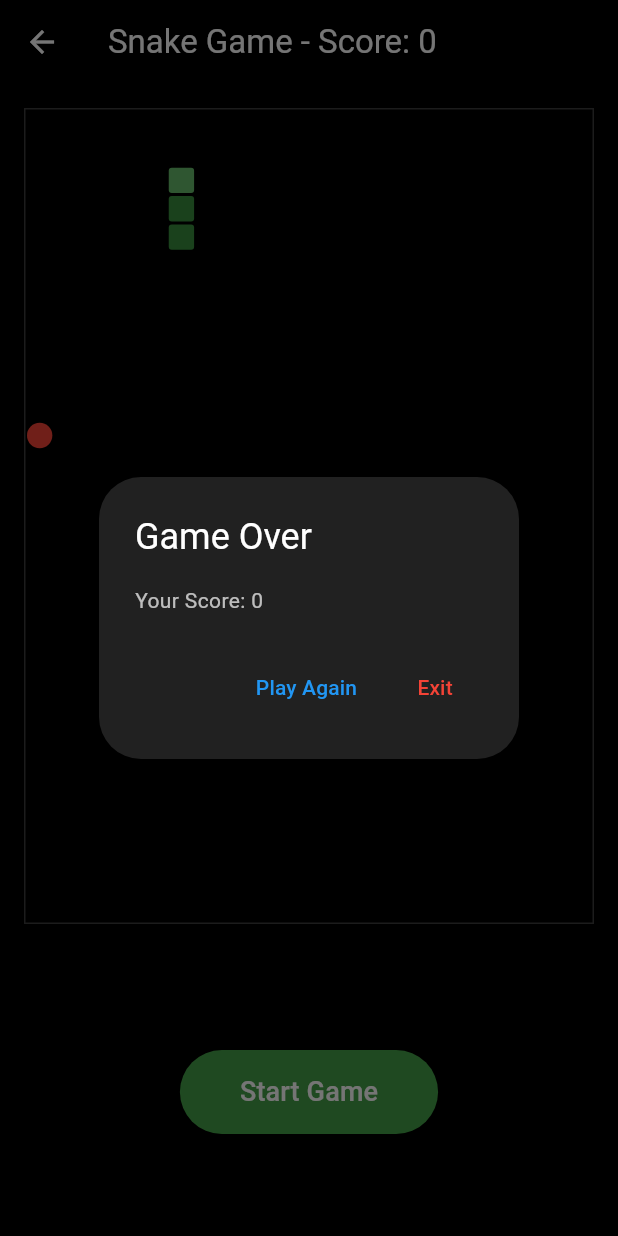
After one commit to ManikaDahal/Chess_FLutter-Python, a Flutter app: the SnakeGameScreen screen opened directly, after a tap on "Start Game", on a phone screen of 412 x 824 dp. The commit adds this screen. Run offline on Flutter 3.47's test engine with Material 3 defaults, Android fonts, the phone set to English and light mode, and no system bars; our stand-ins replace audioplayers, badges, cached_network_image, chewie, dio, firebase_core and 11 more; missing offline and left inert: flutter_foreground_task, flutter_ringtone_player, flutter_screen_recording, flutter_webrtc, record; accounts and stored records are empty; network calls fail.

Commit message:
Added snake game in app

```diff
--- a/lib/core/utils/route_const.dart
+++ b/lib/core/utils/route_const.dart
@@ -9,4 +9,5 @@ class Routes {
   static const profileRoute = "/profile";
   static const gameRoomRoute = "/gameRoom";
   static const selfChatRoute = "/selfChat";
+  static const snakeGameRoute = "/snakeGame";
 }
--- a/lib/core/utils/route_generator.dart
+++ b/lib/core/utils/route_generator.dart
@@ -10,6 +10,7 @@ import 'package:chess_game_manika/features/auth/presentation/screens/reset_passw
 import 'package:chess_game_manika/features/auth/presentation/screens/sign_up.dart';
 import 'package:chess_game_manika/features/chat/presentation/screens/self_chat_screen.dart';
 import 'package:chess_game_manika/features/game/presentation/screens/chess_board.dart';
+import 'package:chess_game_manika/features/snake_game/presentation/screens/snake_game_screen.dart';
 
 import 'package:flutter/material.dart';
 
@@ -78,6 +79,9 @@ class RouteGenerator {
       case Routes.selfChatRoute:
         return MaterialPageRoute(builder: (_) => const SelfChatScreen());
 
+      case Routes.snakeGameRoute:
+        return MaterialPageRoute(builder: (_) => const SnakeGameScreen());
+
       default:
         return MaterialPageRoute(
           builder: (_) => Scaffold(
--- a/lib/features/auth/presentation/screens/login.dart
+++ b/lib/features/auth/presentation/screens/login.dart
@@ -16,8 +16,6 @@ import 'package:flutter/cupertino.dart';
 import 'package:flutter/material.dart';
 import 'package:local_auth/local_auth.dart';
 import 'package:shared_preferences/shared_preferences.dart';
-import 'package:flutter/foundation.dart';
-import 'dart:io';
 
 class Login extends StatefulWidget {
   const Login({super.key});
@@ -341,13 +339,6 @@ class _LoginState extends State<Login> {
                 ],
               ),
               const SizedBox(height: 40),
-              if (!kIsWeb && (Platform.isAndroid || Platform.isIOS))
-                Center(
-                  child: TextButton(
-                    onPressed: () => throw StateError('Example Crash for Crashlytics'),
-                    child: const Text('Test Crash Logs (Crashlytics)', style: TextStyle(color: Colors.grey)),
-                  ),
-                ),
             ],
           ),
         ),
--- a/lib/features/profile/presentation/screens/profile_page.dart
+++ b/lib/features/profile/presentation/screens/profile_page.dart
@@ -139,6 +139,25 @@ class _ProfilePageState extends State<ProfilePage> {
                 },
               ),
             ),
+            Card(
+              elevation: 3,
+              shape: RoundedRectangleBorder(
+                borderRadius: BorderRadius.circular(12),
+              ),
+              margin: const EdgeInsets.symmetric(vertical: 10),
+              child: ListTile(
+                leading: const Icon(Icons.videogame_asset, color: Colors.green),
+                title: const Text(
+                  "Play Snake Game",
+                  style: TextStyle(fontSize: 18, fontWeight: FontWeight.w600),
+                ),
+                subtitle: const Text("Classic Grid Game"),
+                trailing: const Icon(Icons.arrow_forward_ios, size: 16),
+                onTap: () {
+                  RouteGenerator.navigateToPage(context, Routes.snakeGameRoute);
+                },
+              ),
+            ),
 
             const SizedBox(height: 20),
 
--- /dev/null
+++ b/lib/features/snake_game/presentation/screens/snake_game_screen.dart
@@ -0,0 +1,237 @@
+import 'dart:async';
+import 'dart:math';
+import 'package:flutter/material.dart';
+
+class SnakeGameScreen extends StatefulWidget {
+  const SnakeGameScreen({super.key});
+
+  @override
+  State<SnakeGameScreen> createState() => _SnakeGameScreenState();
+}
+
+enum Direction { up, down, left, right }
+
+class _SnakeGameScreenState extends State<SnakeGameScreen> {
+  // Game constants
+  static const int rowCount = 20;
+  static const int columnCount = 20;
+
+  // Game state
+  List<int> snake = [45, 65, 85];
+  int food = 300;
+  Direction direction = Direction.down;
+  bool isPlaying = false;
+  int score = 0;
+  Timer? gameTimer;
+
+  void startGame() {
+    isPlaying = true;
+    score = 0;
+    snake = [45, 65, 85];
+    direction = Direction.down;
+    generateFood();
+
+    gameTimer?.cancel();
+    gameTimer = Timer.periodic(const Duration(milliseconds: 200), (timer) {
+      updateGame();
+    });
+  }
+
+  void generateFood() {
+    food = Random().nextInt(rowCount * columnCount);
+    while (snake.contains(food)) {
+      food = Random().nextInt(rowCount * columnCount);
+    }
+  }
+
+  void updateGame() {
+    setState(() {
+      // Move snake
+      int nextHead = snake.first;
+      switch (direction) {
+        case Direction.up:
+          nextHead -= columnCount;
+          break;
+        case Direction.down:
+          nextHead += columnCount;
+          break;
+        case Direction.left:
+          if (nextHead % columnCount == 0) {
+            nextHead += columnCount - 1;
+          } else {
+            nextHead -= 1;
+          }
+          break;
+        case Direction.right:
+          if ((nextHead + 1) % columnCount == 0) {
+            nextHead -= columnCount - 1;
+          } else {
+            nextHead += 1;
+          }
+          break;
+      }
+
+      // Check boundary collisions for up/down
+      if (nextHead < 0) {
+        nextHead += rowCount * columnCount;
+      } else if (nextHead >= rowCount * columnCount) {
+        nextHead -= rowCount * columnCount;
+      }
+
+      // Check self-collision
+      if (snake.contains(nextHead)) {
+        gameOver();
+        return;
+      }
+
+      snake.insert(0, nextHead);
+
+      // Check food collision
+      if (nextHead == food) {
+        score += 10;
+        generateFood();
+      } else {
+        snake.removeLast();
+      }
+    });
+  }
+
+  void gameOver() {
+    gameTimer?.cancel();
+    isPlaying = false;
+    showDialog(
+      context: context,
+      barrierDismissible: false,
+      builder: (context) => AlertDialog(
+        backgroundColor: Colors.grey[900],
+        title: const Text('Game Over', style: TextStyle(color: Colors.white)),
+        content: Text('Your Score: $score', style: const TextStyle(color: Colors.white70)),
+        actions: [
+          TextButton(
+            onPressed: () {
+              Navigator.pop(context);
+              startGame();
+            },
+            child: const Text('Play Again', style: TextStyle(color: Colors.blue)),
+          ),
+          TextButton(
+            onPressed: () {
+              Navigator.pop(context);
+              Navigator.pop(context);
+            },
+            child: const Text('Exit', style: TextStyle(color: Colors.red)),
+          ),
+        ],
+      ),
+    );
+  }
+
+  @override
+  void dispose() {
+    gameTimer?.cancel();
+    super.dispose();
+  }
+
+  @override
+  Widget build(BuildContext context) {
+    return Scaffold(
+      backgroundColor: Colors.black,
+      appBar: AppBar(
+        backgroundColor: Colors.transparent,
+        elevation: 0,
+        title: Text('Snake Game - Score: $score', style: const TextStyle(color: Colors.white)),
+        leading: IconButton(
+          icon: const Icon(Icons.arrow_back, color: Colors.white),
+          onPressed: () => Navigator.pop(context),
+        ),
+      ),
+      body: Column(
+        children: [
+          Expanded(
+            flex: 3,
+            child: GestureDetector(
+              onVerticalDragUpdate: (details) {
+                if (details.delta.dy > 0 && direction != Direction.up) {
+                  direction = Direction.down;
+                } else if (details.delta.dy < 0 && direction != Direction.down) {
+                  direction = Direction.up;
+                }
+              },
+              onHorizontalDragUpdate: (details) {
+                if (details.delta.dx > 0 && direction != Direction.left) {
+                  direction = Direction.right;
+                } else if (details.delta.dx < 0 && direction != Direction.right) {
+                  direction = Direction.left;
+                }
+              },
+              child: AspectRatio(
+                aspectRatio: 1,
+                child: Padding(
+                  padding: const EdgeInsets.all(16.0),
+                  child: Container(
+                    decoration: BoxDecoration(
+                      border: Border.all(color: Colors.white24),
+                    ),
+                    child: GridView.builder(
+                      physics: const NeverScrollableScrollPhysics(),
+                      itemCount: rowCount * columnCount,
+                      gridDelegate: const SliverGridDelegateWithFixedCrossAxisCount(
+                        crossAxisCount: columnCount,
+                      ),
+                      itemBuilder: (context, index) {
+                        if (snake.contains(index)) {
+                          return Center(
+                            child: Container(
+                              margin: const EdgeInsets.all(1),
+                              decoration: BoxDecoration(
+                                color: snake.first == index ? Colors.green[400] : Colors.green[700],
+                                borderRadius: BorderRadius.circular(2),
+                              ),
+                            ),
+                          );
+                        } else if (food == index) {
+                          return Center(
+                            child: Container(
+                              margin: const EdgeInsets.all(1),
+                              decoration: const BoxDecoration(
+                                color: Colors.red,
+                                shape: BoxShape.circle,
+                              ),
+                            ),
+                          );
+                        } else {
+                          return Container(
+                            decoration: const BoxDecoration(
+                              color: Colors.transparent,
+                            ),
+                          );
+                        }
+                      },
+                    ),
+                  ),
+                ),
+              ),
+            ),
+          ),
+          Expanded(
+            child: Center(
+              child: !isPlaying
+                  ? ElevatedButton(
+                      onPressed: startGame,
+                      style: ElevatedButton.styleFrom(
+                        backgroundColor: Colors.green[600],
+                        padding: const EdgeInsets.symmetric(horizontal: 40, vertical: 15),
+                      ),
+                      child: const Text('Start Game', style: TextStyle(fontSize: 18, color: Colors.white)),
+                    )
+                  : const Text(
+                      'Swipe to Change Direction',
+                      style: TextStyle(color: Colors.white54, fontSize: 16),
+                    ),
+            ),
+          ),
+        ],
+      ),
+    );
+  }
+}
```
